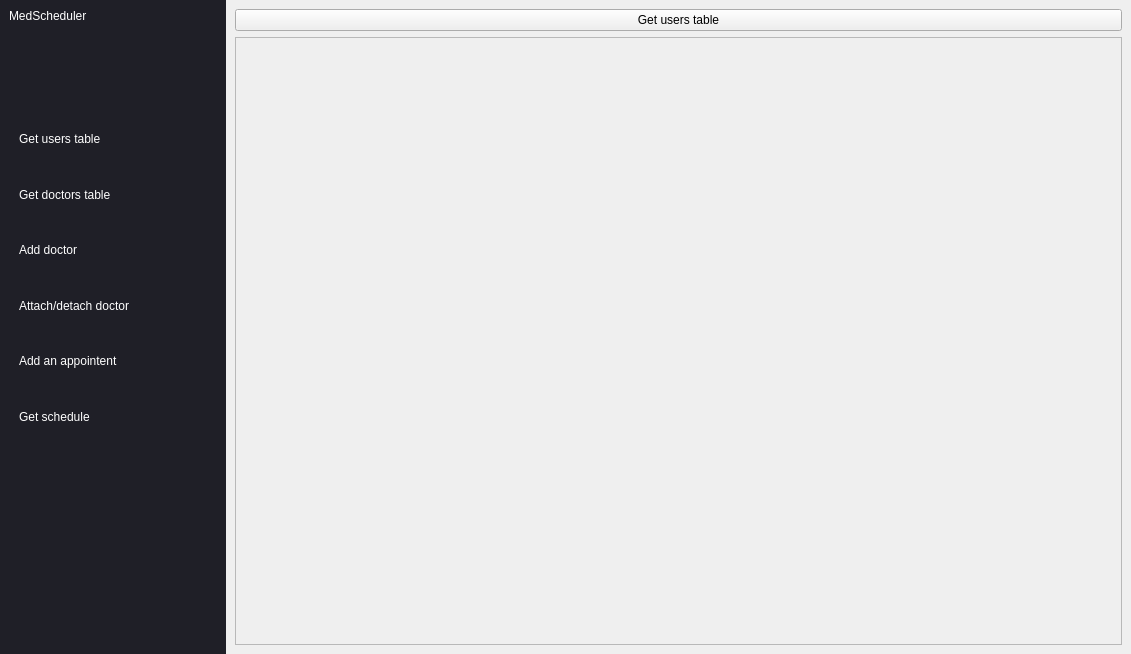
First picture: the form in QtApp/forms/junior_admin_window.ui, repository SanriaArgos/MedScheduler, before the edit.
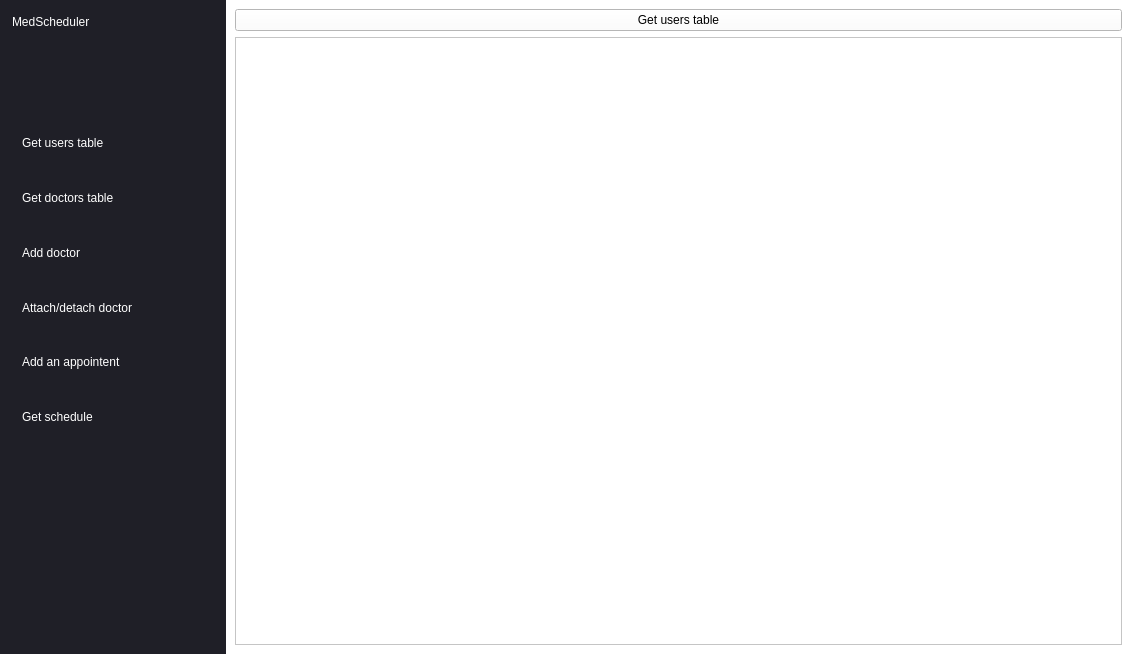
Second picture: the form after the edit. The open tabs and pages were chosen to show the change. Icons and pictures are not drawn.

Patch:
```diff
--- a/QtApp/forms/junior_admin_window.ui
+++ b/QtApp/forms/junior_admin_window.ui
@@ -17,6 +17,10 @@
    <iconset resource="../res.qrc">
     <normaloff>:/images/icon-512.png</normaloff>:/images/icon-512.png</iconset>
   </property>
+  <property name="styleSheet">
+   <string notr="true">background-color: rgb(255, 255, 255);
+ color: rgb(0, 0, 0);</string>
+  </property>
   <widget class="QWidget" name="centralwidget">
    <layout class="QHBoxLayout" name="horizontalLayout">
     <property name="spacing">
```
Left out of the diff: 24 changed lines with no effect on the pictures.
